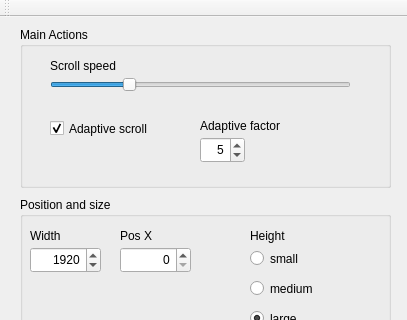
Qt form mainwindow.ui (z80-ro/TrayKeys) before a commit; both pictures show x 0 to 407 and y 0 to 320 of the 407 by 468 pixel window.
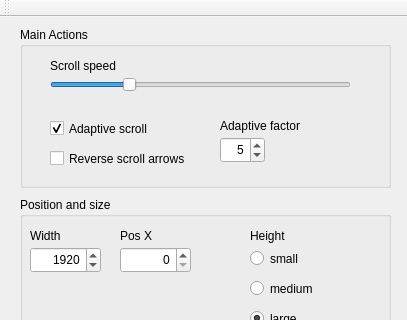
The same form after that commit.

Commit message: Fixed a meta key issue. Added reverse scroll

```diff
--- a/mainwindow.ui
+++ b/mainwindow.ui
@@ -80,7 +80,7 @@
     <widget class="QSpinBox" name="spinBox">
      <property name="geometry">
       <rect>
-       <x>180</x>
+       <x>200</x>
        <y>110</y>
        <width>45</width>
        <height>26</height>
@@ -102,7 +102,7 @@
     <widget class="QLabel" name="label_5">
      <property name="geometry">
       <rect>
-       <x>180</x>
+       <x>200</x>
        <y>90</y>
        <width>131</width>
        <height>17</height>
@@ -112,6 +112,19 @@
       <string>Adaptive factor</string>
      </property>
     </widget>
+    <widget class="QCheckBox" name="checkBox_2">
+     <property name="geometry">
+      <rect>
+       <x>30</x>
+       <y>120</y>
+       <width>161</width>
+       <height>23</height>
+      </rect>
+     </property>
+     <property name="text">
+      <string>Reverse scroll arrows</string>
+     </property>
+    </widget>
    </widget>
    <widget class="QPushButton" name="OkButton">
     <property name="geometry">
```
Left out of the diff: 17 changed lines with no effect on the pictures. The commit also changes 6 other files.
